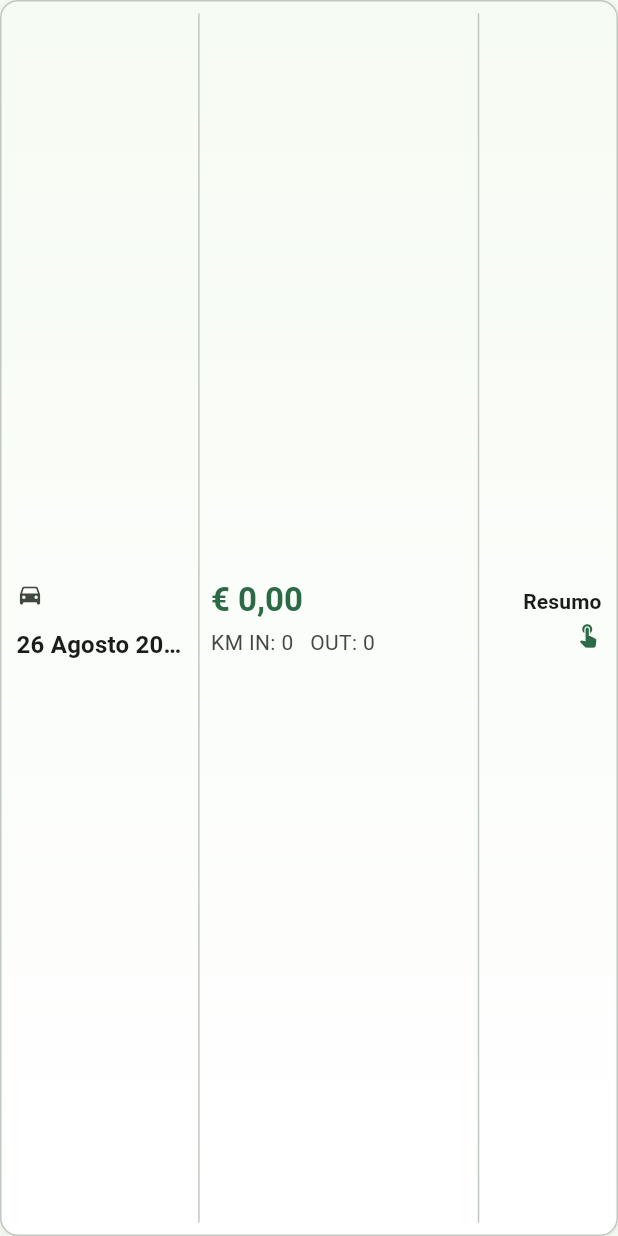
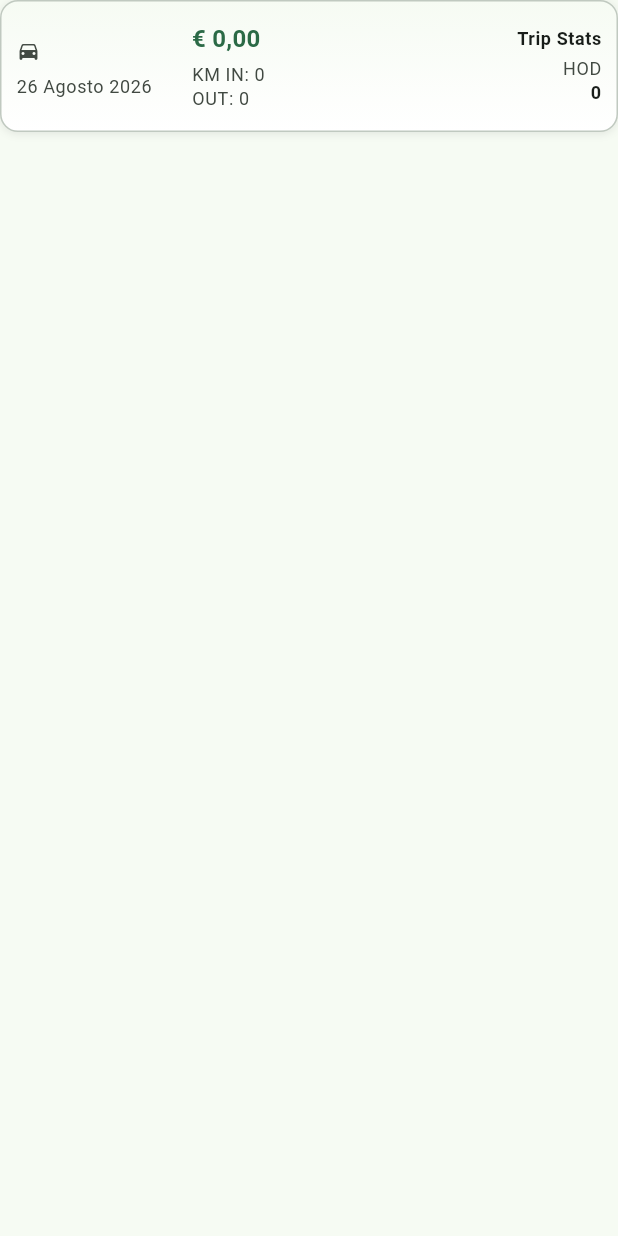
Before and after one commit to cleidson-machado/ride-driver-clean, a Flutter app: the _RecentRideDataTableCard widget shown alone on an empty page, opened directly with empty values, on a phone screen of 412 x 824 dp. Run offline on Flutter 3.47's test engine with Material 3 defaults, Android fonts, the phone set to English and light mode, and no system bars; our stand-ins replace get_it, sqflite; accounts and stored records are empty.

Commit message:
feat(tour_in_progress): add kmOdometer field and shortSku formatter for improved display

```diff
--- a/lib/app/helper/ride_formatters.dart
+++ b/lib/app/helper/ride_formatters.dart
@@ -44,4 +44,13 @@ abstract final class RideFormatters {
   static String formatDateLabel(DateTime date) {
     return '${date.day} ${_monthNames[date.month - 1]} ${date.year}';
   }
+
+  /// Extrai apenas o número do SKU legível para exibição compacta.
+  ///
+  /// Ex.: `"PASSEIO 011"` → `"011"`. Retorna o [sku] original quando não há
+  /// dígitos a extrair.
+  static String shortSku(String sku) {
+    final Match? match = RegExp(r'\d+').firstMatch(sku);
+    return match?.group(0) ?? sku;
+  }
 }
--- a/lib/features/tour_in_progress/domain/tour_in_progress_model.dart
+++ b/lib/features/tour_in_progress/domain/tour_in_progress_model.dart
@@ -17,6 +17,9 @@ class TourInProgressModel {
   /// (ainda não encerrado). Preenchido e >= [kmIn] ao encerrar.
   final int? kmOut;
 
+  /// Hodômetro do trajeto (`km_odometer`), exibido como "HOD" nos cards.
+  final int kmOdometer;
+
   /// Gasto total em combustível/energia no passeio. Sempre >= 0.
   final double cashSpent;
 
@@ -29,6 +32,7 @@ class TourInProgressModel {
     required this.date,
     required this.kmIn,
     required this.kmOut,
+    required this.kmOdometer,
     required this.cashSpent,
     required this.isFinished,
   });
@@ -45,6 +49,7 @@ class TourInProgressModel {
       date: DateTime.fromMillisecondsSinceEpoch(map['work_date'] as int),
       kmIn: map['km_start'] as int,
       kmOut: kmEnd == 0 ? null : kmEnd,
+      kmOdometer: map['km_odometer'] as int? ?? 0,
       cashSpent: (map['fuel_cost'] as num).toDouble(),
       isFinished: ((map['is_finished'] as int?) ?? 0) == 1,
     );
@@ -55,6 +60,7 @@ class TourInProgressModel {
     DateTime? date,
     int? kmIn,
     int? Function()? kmOut,
+    int? kmOdometer,
     double? cashSpent,
     bool? isFinished,
   }) {
@@ -64,6 +70,7 @@ class TourInProgressModel {
       date: date ?? this.date,
       kmIn: kmIn ?? this.kmIn,
       kmOut: kmOut != null ? kmOut() : this.kmOut,
+      kmOdometer: kmOdometer ?? this.kmOdometer,
       cashSpent: cashSpent ?? this.cashSpent,
       isFinished: isFinished ?? this.isFinished,
     );
@@ -81,6 +88,6 @@ class TourInProgressModel {
   String toString() {
     return 'TourInProgressModel('
         'id: $id, sku: $sku, date: $date, kmIn: $kmIn, kmOut: $kmOut, '
-        'cashSpent: $cashSpent, isFinished: $isFinished)';
+        'kmOdometer: $kmOdometer, cashSpent: $cashSpent, isFinished: $isFinished)';
   }
 }
--- a/lib/features/tour_in_progress/tour_in_progress_view.dart
+++ b/lib/features/tour_in_progress/tour_in_progress_view.dart
@@ -616,8 +616,9 @@ class _RecentRideDataTableCard extends StatelessWidget {
       ),
       child: Row(
         children: <Widget>[
+          // Esquerda: ícone + número curto do passeio, data abaixo.
           Expanded(
-            flex: 2,
+            flex: 3,
             child: Column(
               mainAxisSize: MainAxisSize.min,
               mainAxisAlignment: MainAxisAlignment.center,
@@ -628,37 +629,37 @@ class _RecentRideDataTableCard extends StatelessWidget {
                   children: <Widget>[
                     Icon(
                       Icons.directions_car_rounded,
-                      size: 18,
+                      size: 16,
                       color: colorScheme.onSurfaceVariant,
                     ),
-                    const SizedBox(width: 8),
+                    const SizedBox(width: 6),
                     Flexible(
                       child: Text(
-                        item.sku,
+                        RideFormatters.shortSku(item.sku),
                         maxLines: 1,
                         overflow: TextOverflow.ellipsis,
-                        style: textTheme.titleLarge?.copyWith(
+                        style: textTheme.titleMedium?.copyWith(
                           fontWeight: FontWeight.w700,
-                          letterSpacing: 0.2,
                         ),
                       ),
                     ),
                   ],
                 ),
-                const SizedBox(height: 8),
+                const SizedBox(height: 4),
                 Text(
                   RideFormatters.formatDateLabel(item.date),
-                  textAlign: TextAlign.start,
                   maxLines: 1,
                   overflow: TextOverflow.ellipsis,
-                  style: textTheme.titleMedium?.copyWith(fontWeight: FontWeight.w600),
+                  style: textTheme.bodySmall?.copyWith(
+                    color: colorScheme.onSurfaceVariant,
+                  ),
                 ),
               ],
             ),
           ),
-          VerticalDivider(width: 16, thickness: 1, color: colorScheme.outlineVariant),
+          // Centro: valor em euros e KM IN/OUT.
           Expanded(
-            flex: 3,
+            flex: 4,
             child: Column(
               mainAxisSize: MainAxisSize.min,
               mainAxisAlignment: MainAxisAlignment.center,
@@ -668,38 +669,59 @@ class _RecentRideDataTableCard extends StatelessWidget {
                   RideFormatters.formatCurrency(item.cashSpent),
                   maxLines: 1,
                   overflow: TextOverflow.ellipsis,
-                  style: textTheme.titleLarge?.copyWith(
+                  style: textTheme.titleMedium?.copyWith(
                     fontWeight: FontWeight.w700,
                     color: colorScheme.primary,
                   ),
                 ),
                 const SizedBox(height: 4),
                 Text(
-                  'KM IN: ${RideFormatters.formatKm(item.kmIn)}   '
+                  'KM IN: ${RideFormatters.formatKm(item.kmIn)}',
+                  maxLines: 1,
+                  overflow: TextOverflow.ellipsis,
+                  style: textTheme.bodySmall?.copyWith(
+                    color: colorScheme.onSurfaceVariant,
+                  ),
+                ),
+                Text(
                   'OUT: ${RideFormatters.formatKm(item.kmOut)}',
                   maxLines: 1,
                   overflow: TextOverflow.ellipsis,
-                  style: textTheme.bodyMedium?.copyWith(
+                  style: textTheme.bodySmall?.copyWith(
                     color: colorScheme.onSurfaceVariant,
                   ),
                 ),
               ],
             ),
           ),
-          VerticalDivider(width: 16, thickness: 1, color: colorScheme.outlineVariant),
-          SizedBox(
-            width: 74,
+          // Direita: "Trip Stats" + HOD, alinhados à direita.
+          Expanded(
+            flex: 3,
             child: Column(
               mainAxisSize: MainAxisSize.min,
               mainAxisAlignment: MainAxisAlignment.center,
               crossAxisAlignment: CrossAxisAlignment.end,
               children: <Widget>[
                 Text(
-                  'Resumo',
-                  style: textTheme.titleSmall?.copyWith(fontWeight: FontWeight.w600),
+                  'Trip Stats',
+                  maxLines: 1,
+                  overflow: TextOverflow.ellipsis,
+                  style: textTheme.bodySmall?.copyWith(fontWeight: FontWeight.w600),
                 ),
                 const SizedBox(height: 4),
-                Icon(Icons.touch_app_rounded, size: 18, color: colorScheme.primary),
+                Text(
+                  'HOD',
+                  maxLines: 1,
+                  style: textTheme.bodySmall?.copyWith(
+                    color: colorScheme.onSurfaceVariant,
+                  ),
+                ),
+                Text(
+                  RideFormatters.formatKm(item.kmOdometer),
+                  maxLines: 1,
+                  overflow: TextOverflow.ellipsis,
+                  style: textTheme.bodySmall?.copyWith(fontWeight: FontWeight.w600),
+                ),
               ],
             ),
           ),
```
